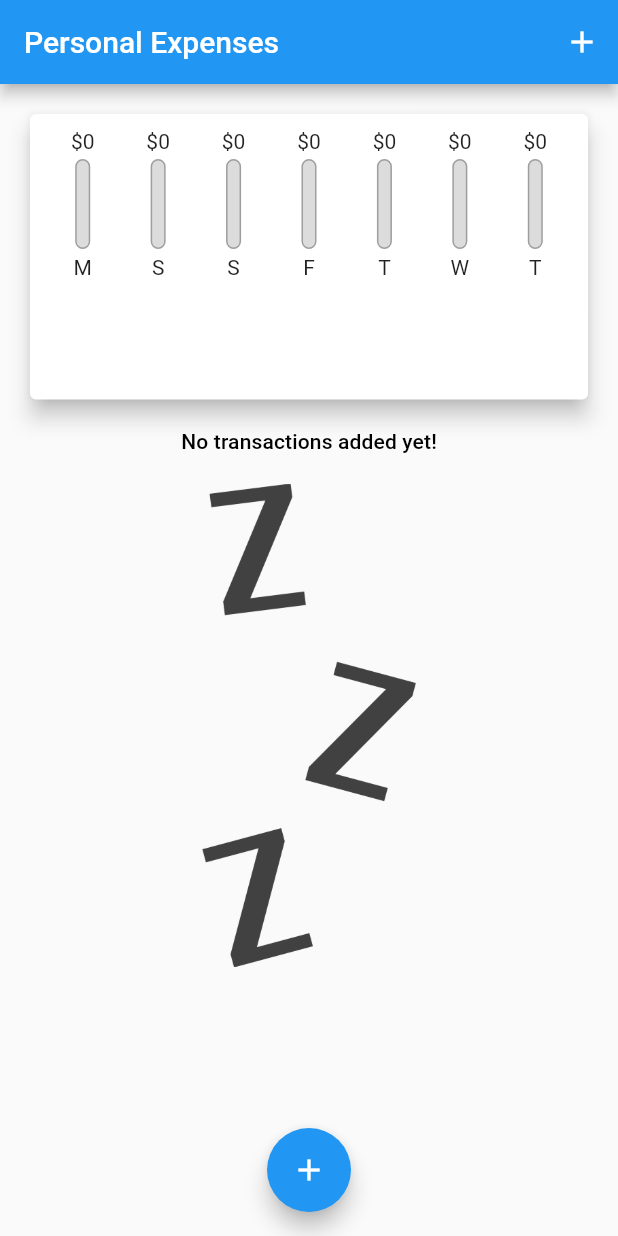
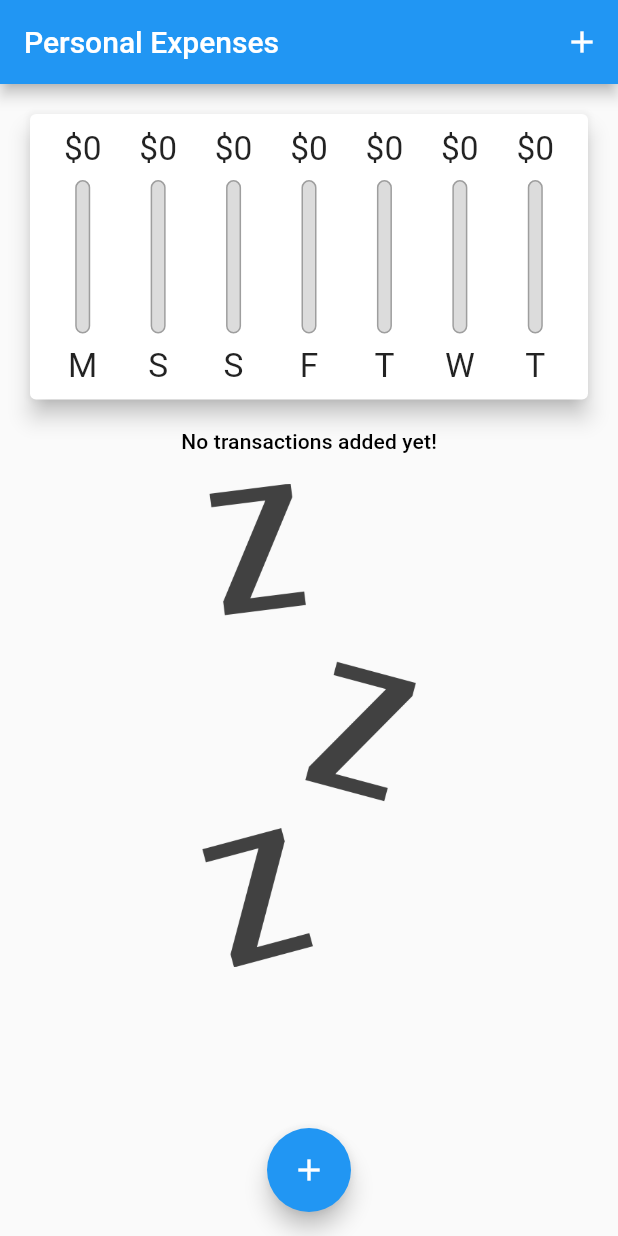
Before and after one commit to mynksnh/flutter_kit, a Flutter app: the screen it shows after launch, on a phone screen of 412 x 824 dp. Run offline on Flutter 3.47's test engine with Material 2 defaults, Android fonts, the phone set to English and light mode, and no system bars.

Commit message:
Section 6 finished

```diff
--- a/lib/personal-expenses_app/personal_expenses_app.dart
+++ b/lib/personal-expenses_app/personal_expenses_app.dart
@@ -59,9 +59,26 @@ class HomeWidget extends StatefulWidget {
   _HomeWidgetState createState() => _HomeWidgetState();
 }
 
-class _HomeWidgetState extends State<HomeWidget> {
+class _HomeWidgetState extends State<HomeWidget> with WidgetsBindingObserver {
   final List<Transaction> _userTransactions = [];
   bool _showChart = false;
+
+  @override
+  void initState() {
+    WidgetsBinding.instance.addObserver(this);
+    super.initState();
+  }
+
+  @override
+  void didChangeAppLifecycleState(AppLifecycleState state) {
+    print(state);
+  }
+
+  @override
+  dispose() {
+    WidgetsBinding.instance.removeObserver(this);
+    super.dispose();
+  }
 
   List<Transaction> get _recentTransactions {
     return _userTransactions.where((tx) {
--- a/lib/personal-expenses_app/widgets/chart_bar.dart
+++ b/lib/personal-expenses_app/widgets/chart_bar.dart
@@ -5,20 +5,26 @@ class ChartBar extends StatelessWidget {
   final double spendingAmount;
   final double spendingPctOfTotal;
 
-  ChartBar(this.label, this.spendingAmount, this.spendingPctOfTotal);
+  const ChartBar(this.label, this.spendingAmount, this.spendingPctOfTotal);
 
   @override
   Widget build(BuildContext context) {
+    print('build() ChartBar');
+    return LayoutBuilder(
+      builder: (ctx, constraints) {
         return Column(
           children: <Widget>[
-        FittedBox(
+            Container(
+              height: constraints.maxHeight * 0.15,
+              child: FittedBox(
                 child: Text('\$${spendingAmount.toStringAsFixed(0)}'),
               ),
+            ),
             SizedBox(
-          height: 4,
+              height: constraints.maxHeight * 0.05,
             ),
             Container(
-          height: 60,
+              height: constraints.maxHeight * 0.6,
               width: 10,
               child: Stack(
                 children: <Widget>[
@@ -42,10 +48,17 @@ class ChartBar extends StatelessWidget {
               ),
             ),
             SizedBox(
-          height: 4,
+              height: constraints.maxHeight * 0.05,
             ),
-        Text(label),
+            Container(
+              height: constraints.maxHeight * 0.15,
+              child: FittedBox(
+                child: Text(label),
+              ),
+            ),
           ],
+        );
+      },
     );
   }
 }
```
Also changed, not shown: lib/personal-expenses_app/widgets/transaction_item.dart (+29 -6 lines). Lines whose indentation alone changed are shown as unchanged.
